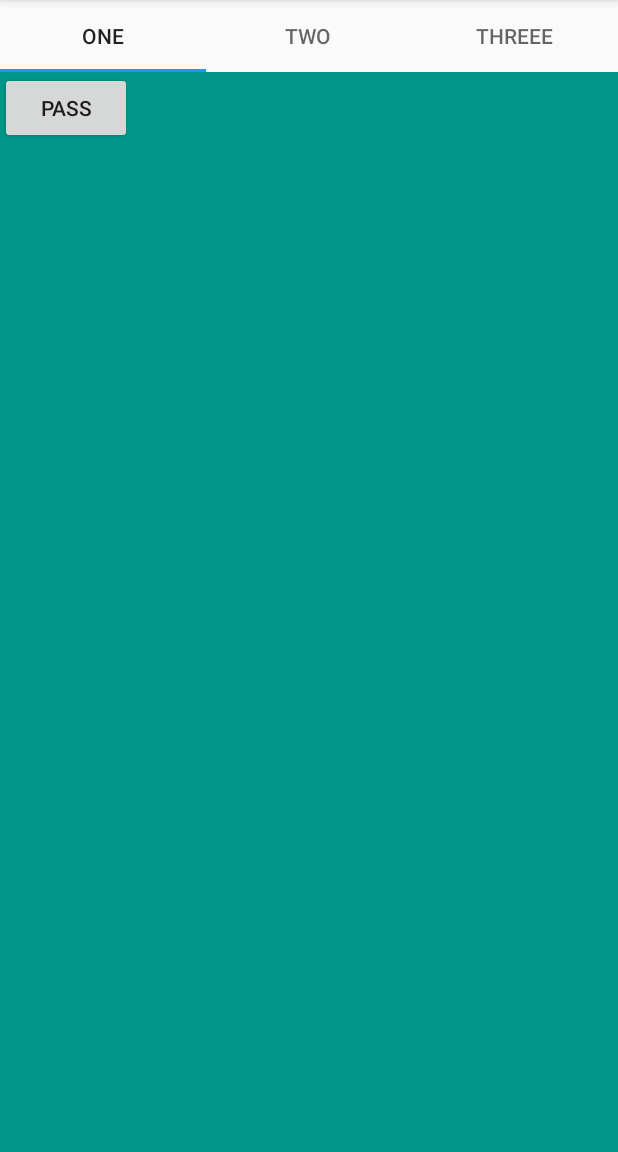
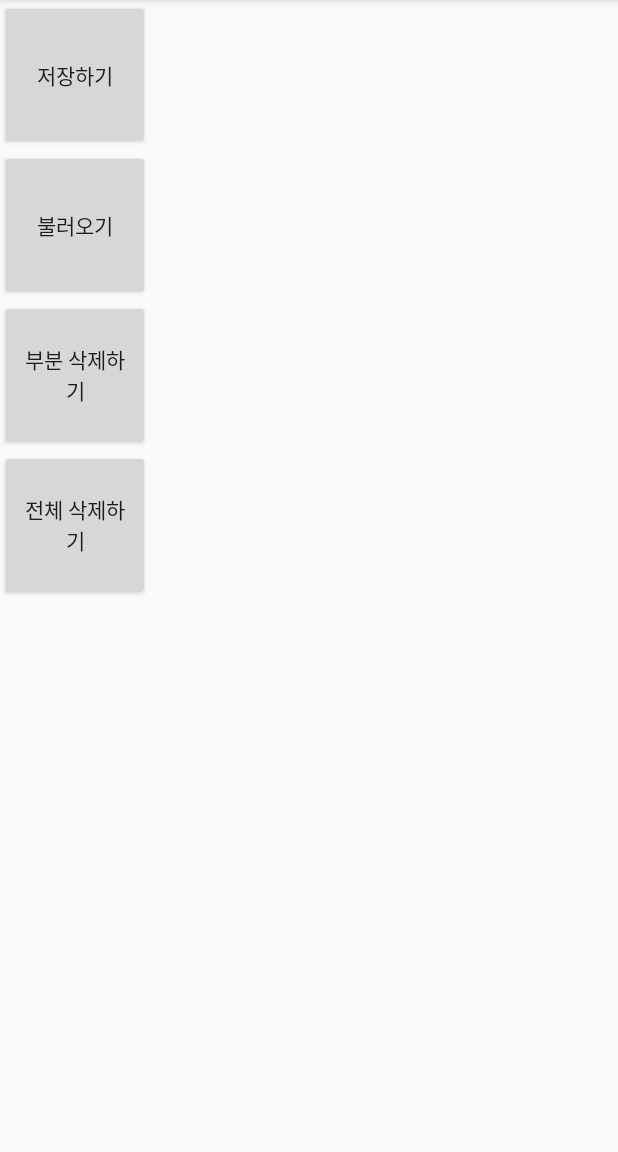
Before and after one commit to H43RO/Android_App_Practice, an Android app: the screen it shows after launch (TabPager2Activity before the commit, SharedPrefernce after it), on a phone screen of 412 x 824 dp, the part 84-1236 px from its top. Run offline under Robolectric (Android 15) with nearby library versions, the phone set to English and light mode, and no system bars.

Commit message:
Project Commit

```diff
--- a/app/src/main/java/com/haerokim/myapplication/Fragment1.kt
+++ b/app/src/main/java/com/haerokim/myapplication/Fragment1.kt
@@ -8,6 +8,7 @@ import android.view.ViewGroup
 import androidx.fragment.app.Fragment
 
 class Fragment1(): Fragment(){
+
 
     override fun onCreateView(
         inflater: LayoutInflater, //뷰를 그려주는 Inflater
--- /dev/null
+++ b/app/src/main/java/com/haerokim/myapplication/SharedPrefernce.kt
@@ -0,0 +1,69 @@
+package com.haerokim.myapplication
+
+import android.content.Context
+import android.content.SharedPreferences
+import android.os.Bundle
+import android.util.Log
+import androidx.appcompat.app.AppCompatActivity
+import kotlinx.android.synthetic.main.activity_shared_prefernce.*
+
+class SharedPrefernce : AppCompatActivity() {
+
+    override fun onCreate(savedInstanceState: Bundle?) {
+        super.onCreate(savedInstanceState)
+        setContentView(R.layout.activity_shared_prefernce)
+
+        //값을 저장하는 방법
+
+        //Shared Preference
+        //SharedPreference Mode Argument
+        //  -MODE_PRIVATE : 생성한 application에서만 사용 가능
+        //  -MODE_WORLD_REDABLE : 다른 application에서 사용가능 -> 읽기 전용
+        //  -MODE_WORLD_WRITEABLE : 다른 application에서 사용가능 -> 쓰기 전용
+        //  -MODE_MULTI_PROCESS : 이미 호출되어 사용중인지 체크
+        //  -MODE_APPEND : 기존 Preference에 신규로 추가
+
+
+        //sp1 -> SharedPreference
+        //      (Key, Value -> "Hello", "안녕하세요")
+
+        //sp2 -> SharedPreference
+        //      (Key, Value -> "Hello", "안녕하세요")
+
+        //내용이 같아도 아이디가 다르면 다른 Preference
+
+
+        save_button.setOnClickListener {
+            val sharedPrefernce = getSharedPreferences("sp1", Context.MODE_PRIVATE)
+            val editor: SharedPreferences.Editor = sharedPrefernce.edit()
+            editor.putString("hello", "안녕하세요")
+            editor.putString("goodbye", "안녕히가세요")
+
+            editor.commit() //저장 마무리 단계
+        }
+
+        //값을 불러오는 방법
+        load_button.setOnClickListener {
+            val sharedPreference = getSharedPreferences("sp1", Context.MODE_PRIVATE)
+            val value1 = sharedPreference.getString("hello", "데이터 없음")
+            val value2 = sharedPreference.getString("goodbye", "데이터 없음")
+
+            Log.d("key-value", "Value : " + value1)
+            Log.d("key-value", "Value : " + value2)
+        }
+
+        delete_button.setOnClickListener {
+            val sharedPrefernce = getSharedPreferences("sp1", Context.MODE_PRIVATE)
+            val editor = sharedPrefernce.edit()
+            editor.remove("hello")
+            editor.commit()
+        }
+
+        delete_all_button.setOnClickListener {
+            val sharedPrefernce = getSharedPreferences("sp1", Context.MODE_PRIVATE)
+            val editor = sharedPrefernce.edit()
+            editor.clear()
+            editor.commit()
+        }
+    }
+}
--- /dev/null
+++ b/app/src/main/res/layout/activity_shared_prefernce.xml
@@ -0,0 +1,33 @@
+<?xml version="1.0" encoding="utf-8"?>
+<LinearLayout xmlns:android="http://schemas.android.com/apk/res/android"
+    xmlns:app="http://schemas.android.com/apk/res-auto"
+    xmlns:tools="http://schemas.android.com/tools"
+    android:layout_width="match_parent"
+    android:orientation="vertical"
+    android:layout_height="match_parent"
+    tools:context=".SharedPrefernce">
+
+    <Button
+        android:layout_width="100dp"
+        android:layout_height="100dp"
+        android:text="저장하기"
+        android:id="@+id/save_button"/>
+
+    <Button
+        android:layout_width="100dp"
+        android:layout_height="100dp"
+        android:text="불러오기"
+        android:id="@+id/load_button"/>
+
+    <Button
+        android:layout_width="100dp"
+        android:layout_height="100dp"
+        android:text="부분 삭제하기"
+        android:id="@+id/delete_button"/>
+
+    <Button
+        android:layout_width="100dp"
+        android:layout_height="100dp"
+        android:text="전체 삭제하기"
+        android:id="@+id/delete_all_button"/>
+</LinearLayout>
```
Also changed, not shown: app/src/main/AndroidManifest.xml (+4 -3 lines), app/src/main/java/com/haerokim/myapplication/FragmentActivity.kt (line endings or trailing spaces), 1 other file.
